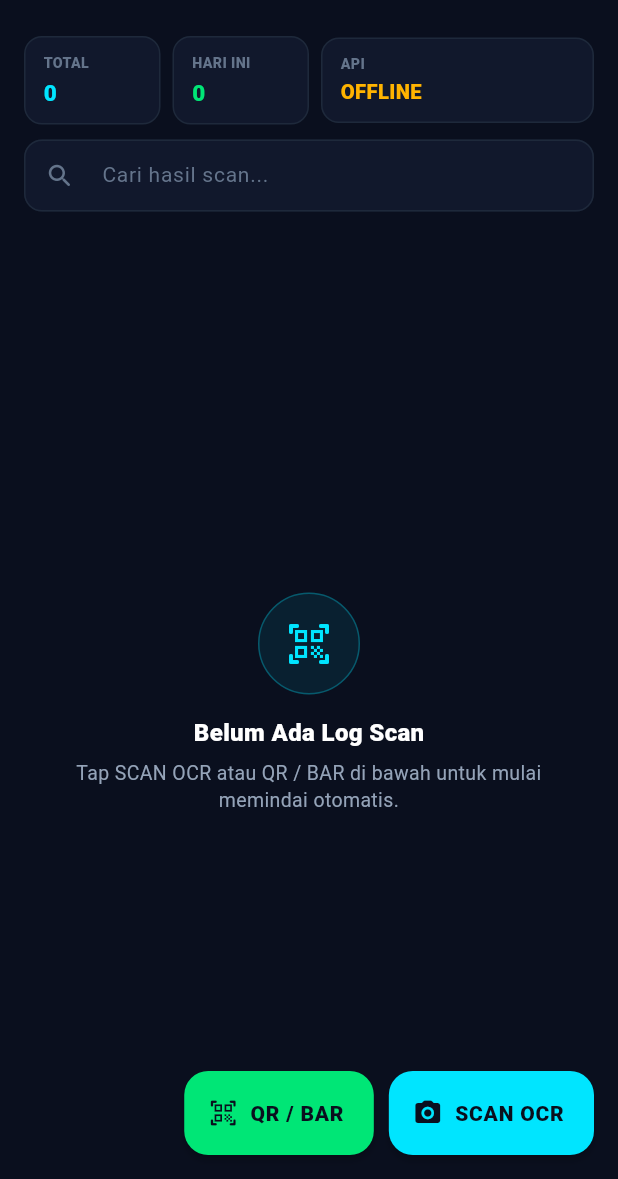
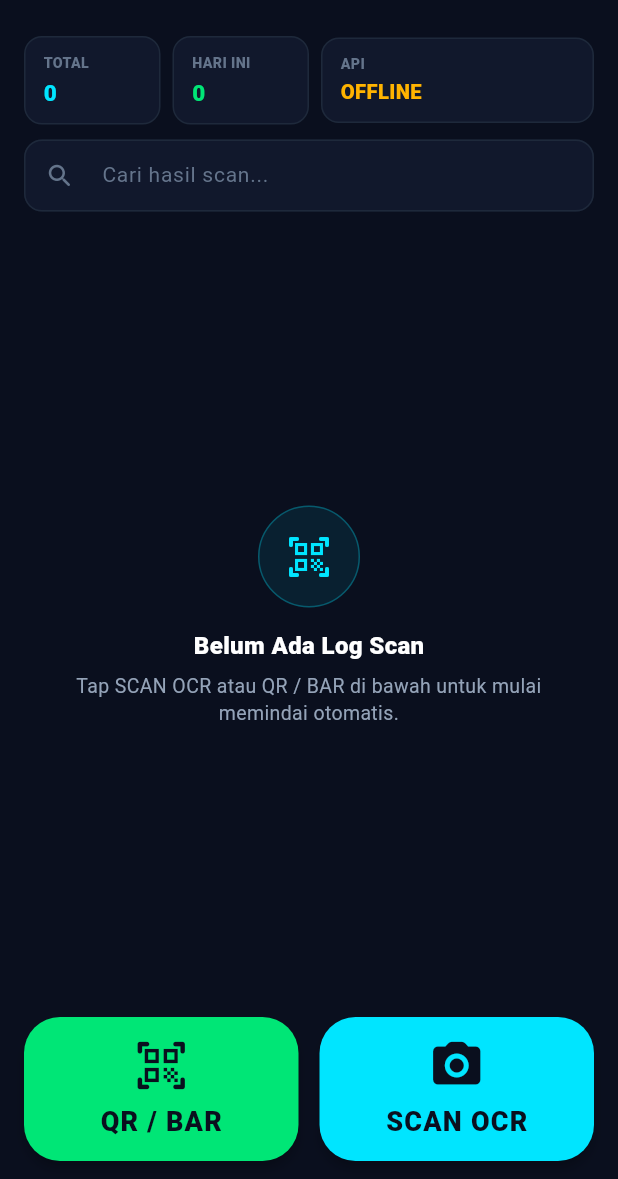
Before and after one commit to tmminunion/snaplog-ocr, a Flutter app: the screen it shows after launch, on a phone screen of 412 x 824 dp, the part 57-1236 px from its top. Run offline on Flutter 3.47's test engine with Material 3 defaults, Android fonts, the phone set to English and light mode, and no system bars; our stand-ins replace camera, image_picker, share_plus, shared_preferences; missing offline and left inert: google_mlkit_barcode_scanning, google_mlkit_text_recognition.

Commit message:
SCAN2API: tombol QR/OCR besar & center, edge-to-edge, aktifkan R8 minify/shrink
Co-Authored-By: Claude Sonnet 5.5 <noreply@anthropic.com>
Claude-Session: https://claude.ai/code/session_01HMpsEFjfGVFi2xikfHoJKL

```diff
--- a/lib/main.dart
+++ b/lib/main.dart
@@ -8,10 +8,17 @@ void main() {
   SystemChrome.setPreferredOrientations([
     DeviceOrientation.portraitUp,
   ]);
+  // Edge-to-edge (wajib untuk Android 15 / targetSdk 35): konten digambar di
+  // balik status bar & navigation bar; inset ditangani Scaffold/SafeArea.
+  SystemChrome.setEnabledSystemUIMode(SystemUiMode.edgeToEdge);
   SystemChrome.setSystemUIOverlayStyle(
     const SystemUiOverlayStyle(
       statusBarColor: Colors.transparent,
       statusBarIconBrightness: Brightness.light,
+      systemNavigationBarColor: Colors.transparent,
+      systemNavigationBarDividerColor: Colors.transparent,
+      systemNavigationBarIconBrightness: Brightness.light,
+      systemNavigationBarContrastEnforced: false,
     ),
   );
   runApp(const Scan2ApiApp());
--- a/lib/screens/home_screen.dart
+++ b/lib/screens/home_screen.dart
@@ -559,35 +559,29 @@ class _HomeScreenState extends State<HomeScreen> {
           ),
         ],
       ),
-      floatingActionButton: Row(
-        mainAxisSize: MainAxisSize.min,
+      bottomNavigationBar: SafeArea(
+        minimum: const EdgeInsets.fromLTRB(16, 8, 16, 12),
+        child: Row(
           children: [
-          FloatingActionButton.extended(
-            heroTag: 'fab_qr',
-            elevation: 2,
+            Expanded(
+              child: _BigScanButton(
+                label: 'QR / BAR',
+                icon: Icons.qr_code_scanner_rounded,
+                color: const Color(0xFF00E676),
                 onPressed: () => _openScanner(mode: ScannerMode.qrBarcode),
-            backgroundColor: const Color(0xFF00E676),
-            foregroundColor: const Color(0xFF0A0F1E),
-            icon: const Icon(Icons.qr_code_scanner_rounded, size: 20),
-            label: const Text(
-              'QR / BAR',
-              style: TextStyle(fontWeight: FontWeight.w900, letterSpacing: 0.5),
               ),
             ),
-          const SizedBox(width: 10),
-          FloatingActionButton.extended(
-            heroTag: 'fab_ocr',
-            elevation: 2,
+            const SizedBox(width: 14),
+            Expanded(
+              child: _BigScanButton(
+                label: 'SCAN OCR',
+                icon: Icons.camera_alt_rounded,
+                color: const Color(0xFF00E5FF),
                 onPressed: () => _openScanner(mode: ScannerMode.ocr),
-            backgroundColor: const Color(0xFF00E5FF),
-            foregroundColor: const Color(0xFF0A0F1E),
-            icon: const Icon(Icons.camera_alt_rounded, size: 20),
-            label: const Text(
-              'SCAN OCR',
-              style: TextStyle(fontWeight: FontWeight.w900, letterSpacing: 0.5),
               ),
             ),
           ],
+        ),
       ),
       body: !_repo.isLoaded
           ? const Center(
@@ -955,3 +949,56 @@ class _HomeScreenState extends State<HomeScreen> {
     );
   }
 }
+
+/// Tombol aksi besar untuk memulai pemindaian (ikon di atas, teks di bawah).
+class _BigScanButton extends StatelessWidget {
+  const _BigScanButton({
+    required this.label,
+    required this.icon,
+    required this.color,
+    required this.onPressed,
+  });
+
+  final String label;
+  final IconData icon;
+  final Color color;
+  final VoidCallback onPressed;
+
+  @override
+  Widget build(BuildContext context) {
+    return SizedBox(
+      height: 96,
+      child: ElevatedButton(
+        onPressed: onPressed,
+        style: ElevatedButton.styleFrom(
+          backgroundColor: color,
+          foregroundColor: const Color(0xFF0A0F1E),
+          elevation: 3,
+          padding: const EdgeInsets.symmetric(horizontal: 8, vertical: 10),
+          shape: RoundedRectangleBorder(
+            borderRadius: BorderRadius.circular(24),
+          ),
+        ),
+        child: Column(
+          mainAxisAlignment: MainAxisAlignment.center,
+          children: [
+            Icon(icon, size: 38),
+            const SizedBox(height: 6),
+            FittedBox(
+              fit: BoxFit.scaleDown,
+              child: Text(
+                label,
+                maxLines: 1,
+                style: const TextStyle(
+                  fontSize: 18,
+                  fontWeight: FontWeight.w900,
+                  letterSpacing: 0.8,
+                ),
+              ),
+            ),
+          ],
+        ),
+      ),
+    );
+  }
+}
```
Also changed, not shown: 1 other file. Lines whose indentation alone changed are shown as unchanged.
